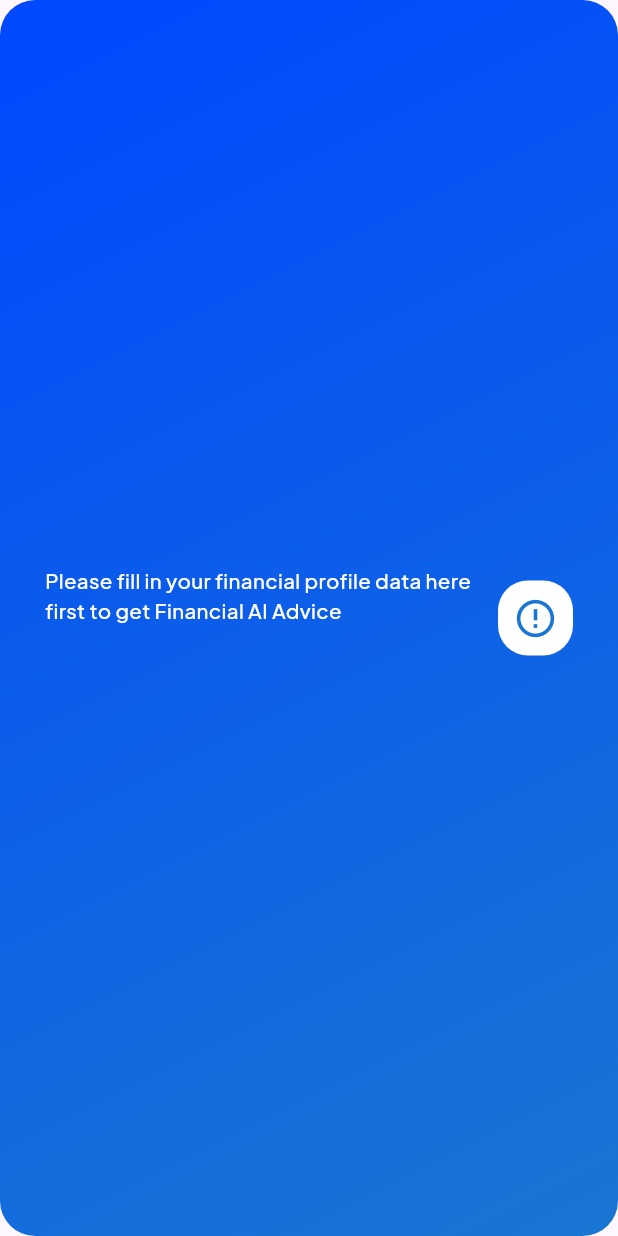
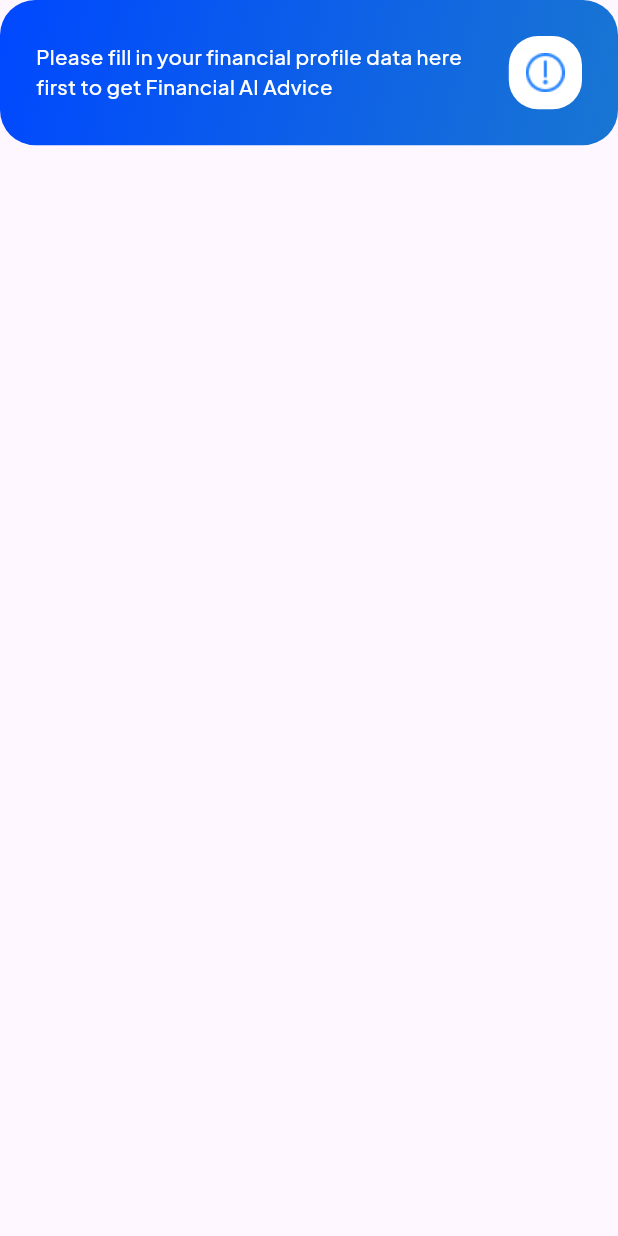
Before and after one commit to seimbang-in/seimbangin-multiplatform-app, a Flutter app: the AiAdvisorSection widget shown alone on an empty page, opened directly with empty values, on a phone screen of 412 x 824 dp. Run offline on Flutter 3.47's test engine with Material 3 defaults, Android fonts, the phone set to English and light mode, and no system bars; our stand-ins replace bloc, camera, carousel_slider, fl_chart, flutter_bloc, flutter_screenutil and 7 more; accounts and stored records are empty; project files that could hold a hidden picture were left out.

Commit message:
[FIX] Fix saving transaction & AI Advisor already exist or not

```diff
--- a/lib/ui/sections/ai_advisor_section.dart
+++ b/lib/ui/sections/ai_advisor_section.dart
@@ -9,6 +9,7 @@ class AiAdvisorSection extends StatelessWidget {
   final Advice advice;
   final bool isAdviceExist;
   final VoidCallback financialProfileButtonOntap;
+
   const AiAdvisorSection({
     super.key,
     required this.advice,
@@ -18,7 +19,14 @@ class AiAdvisorSection extends StatelessWidget {
 
   @override
   Widget build(BuildContext context) {
+    const String placeholderFromApi =
+        "Please complete your financial profile first";
+
+    final bool hasRealAdvice =
+        isAdviceExist && advice.data.trim() != placeholderFromApi;
+
     return Container(
+      width: double.infinity,
       decoration: BoxDecoration(
         gradient: LinearGradient(
             colors: [primaryColor, secondaryColor],
@@ -26,59 +34,64 @@ class AiAdvisorSection extends StatelessWidget {
             end: Alignment.topLeft),
         borderRadius: BorderRadius.circular(24).r,
       ),
-      child: Column(
-        mainAxisAlignment: MainAxisAlignment.center,
-        children: [
-          Padding(
-            padding: EdgeInsets.all(30),
-            child: Row(
-              children: [
-                Flexible(
-                    child: Column(
+      padding: const EdgeInsets.all(24),
+      child: hasRealAdvice
+          ? _buildLayoutWithAdvice(context)
+          : _buildLayoutWithoutAdvice(context),
+    );
+  }
+
+  Widget _buildLayoutWithAdvice(BuildContext context) {
+    return Column(
       crossAxisAlignment: CrossAxisAlignment.stretch,
       children: [
         Text(
-                      isAdviceExist
-                          ? advice.data
-                          : "Please fill in your financial profile data here first to get Financial AI Advice",
+          advice.data,
           style: whiteTextStyle.copyWith(
             fontWeight: FontWeight.w500,
             fontSize: 14.sp,
           ),
           softWrap: true,
         ),
-                    SizedBox(
-                      height: 30.r,
+        SizedBox(height: 20.r),
+        AdvisorButton(onPressedEvent: () {
+          routes.pushNamed(RouteNames.chatAdvisor);
+        }),
+      ],
+    );
+  }
+
+  Widget _buildLayoutWithoutAdvice(BuildContext context) {
+    return Row(
+      crossAxisAlignment: CrossAxisAlignment.center,
+      children: [
+        Flexible(
+          child: Text(
+            "Please fill in your financial profile data here first to get Financial AI Advice",
+            style: whiteTextStyle.copyWith(
+              fontWeight: FontWeight.w500,
+              fontSize: 14.sp,
             ),
-                    isAdviceExist
-                        ? AdvisorButton(onPressedEvent: () {
-                            routes.pushNamed(RouteNames.chatAdvisor);
-                          })
-                        : SizedBox.shrink(),
-                  ],
-                )),
-                SizedBox(
-                  width: 10,
+            softWrap: true,
           ),
-                if (!isAdviceExist)
+        ),
+        SizedBox(width: 16.r),
         GestureDetector(
           onTap: financialProfileButtonOntap,
           child: Container(
-                      width: 50,
-                      height: 50,
+            width: 50.r,
+            height: 50.r,
             decoration: BoxDecoration(
               color: backgroundWhiteColor,
-                        borderRadius: BorderRadius.circular(20),
+              borderRadius: BorderRadius.circular(20.r),
             ),
-                      child: Icon(Icons.error_outline,
-                          color: primaryColor, size: 30),
+            child: Image.asset(
+              'assets/ic_alert_financialprof.png',
+              width: 24.r,
             ),
-                  )
+          ),
+        ),
       ],
-            ),
-          )
-        ],
-      ),
     );
   }
 }
```
Also changed, not shown: lib/ui/pages/transaction_struct_page.dart (+46 -18 lines), assets/ic_alert_financialprof.png (added). Lines whose indentation alone changed are shown as unchanged.
